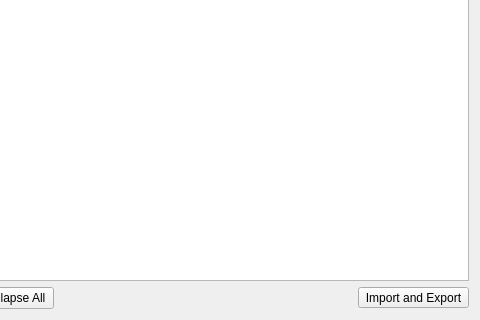
This is src/lib/bookmarks/bookmarksmanager.ui in QupZilla/qupzilla as Qt 5 draws it before an edit; both pictures show x 209 to 689 and y 147 to 467 of the 689 by 467 pixel window. The edited form follows.
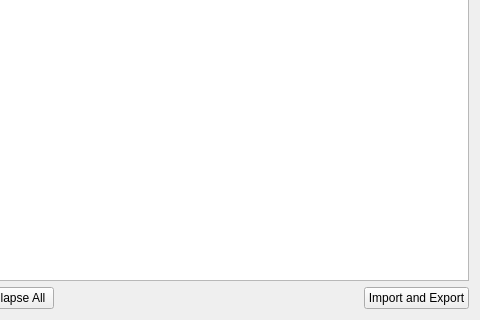
This is the edited form. Custom widgets are drawn as their Qt base class.

Commit message: [Buttons] Use QPushButton for buttons with menu everywhere

```diff
--- a/src/lib/bookmarks/bookmarksmanager.ui
+++ b/src/lib/bookmarks/bookmarksmanager.ui
@@ -78,13 +78,10 @@
     </widget>
    </item>
    <item row="1" column="7">
-    <widget class="QToolButton" name="importExport">
+    <widget class="QPushButton" name="importExport">
      <property name="text">
       <string>Import and Export</string>
      </property>
-     <property name="popupMode">
-      <enum>QToolButton::InstantPopup</enum>
-     </property>
     </widget>
    </item>
   </layout>
```
The commit also changes 2 other files.
